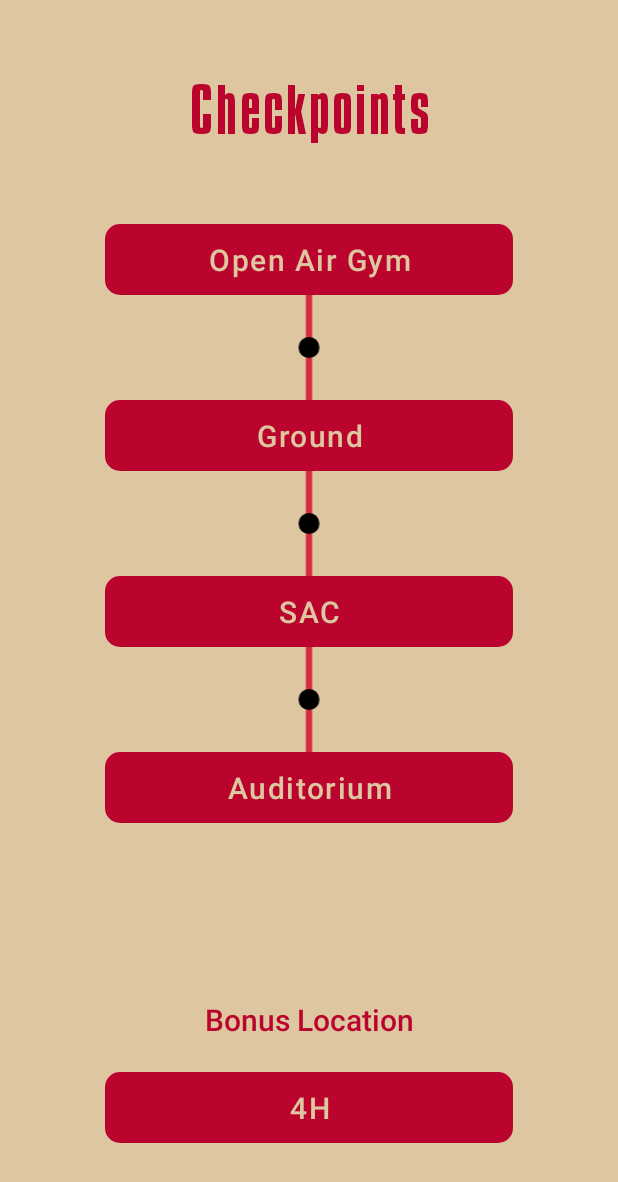
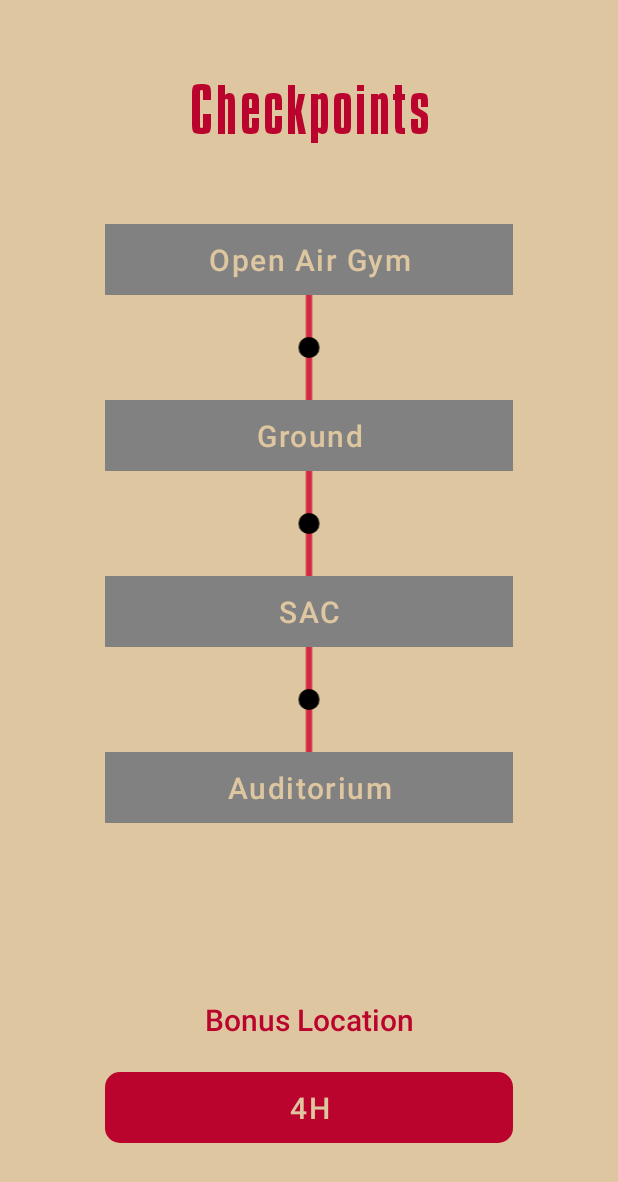
Before and after one commit to vishal2376/treasure-hunt, an Android app: the ProgressActivity screen opened directly, with no data from a screen before it, on a phone screen of 412 x 824 dp. Shown: the top 1182 px of the screen. Run offline under Robolectric (Android 15) with nearby library versions, the phone set to English and light mode, and no system bars.

Commit message:
update : checkpoint lock-unlock system added

```diff
--- a/app/src/main/java/com/vishal2376/treasurehint/adapters/ProgressAdapter.kt
+++ b/app/src/main/java/com/vishal2376/treasurehint/adapters/ProgressAdapter.kt
@@ -8,6 +8,7 @@ import android.widget.TextView
 import androidx.recyclerview.widget.RecyclerView.Adapter
 import androidx.recyclerview.widget.RecyclerView.ViewHolder
 import com.vishal2376.treasurehint.R
+import com.vishal2376.treasurehint.util.Constants.LocationCount
 import com.vishal2376.treasurehint.util.Constants.LocationNames
 
 class ProgressAdapter(private val locationArray: Array<Int>) :
@@ -25,11 +26,15 @@ class ProgressAdapter(private val locationArray: Array<Int>) :
 
     override fun onBindViewHolder(holder: ProgressViewHolder, position: Int) {
 
+        if (position >= LocationCount - 1) {
+            holder.locationName.setBackgroundResource(R.color.colorGrey)
+        }
+
         if (LocationNames[locationArray[position]] == "4H") {
             holder.itemView.visibility = View.GONE
         } else {
+
             holder.locationName.text = LocationNames[locationArray[position]].toString()
-
             if (position >= locationArray.size - 2) {
                 holder.line.visibility = View.GONE
             }
--- a/app/src/main/res/values/colors.xml
+++ b/app/src/main/res/values/colors.xml
@@ -12,5 +12,6 @@
     <color name="colorRedLight">#D42A41</color>
     <color name="colorRedDark">#BA042D</color>
     <color name="colorSkin">#DEC7A0</color>
+    <color name="colorGrey">#818181</color>
 
 </resources>
```
